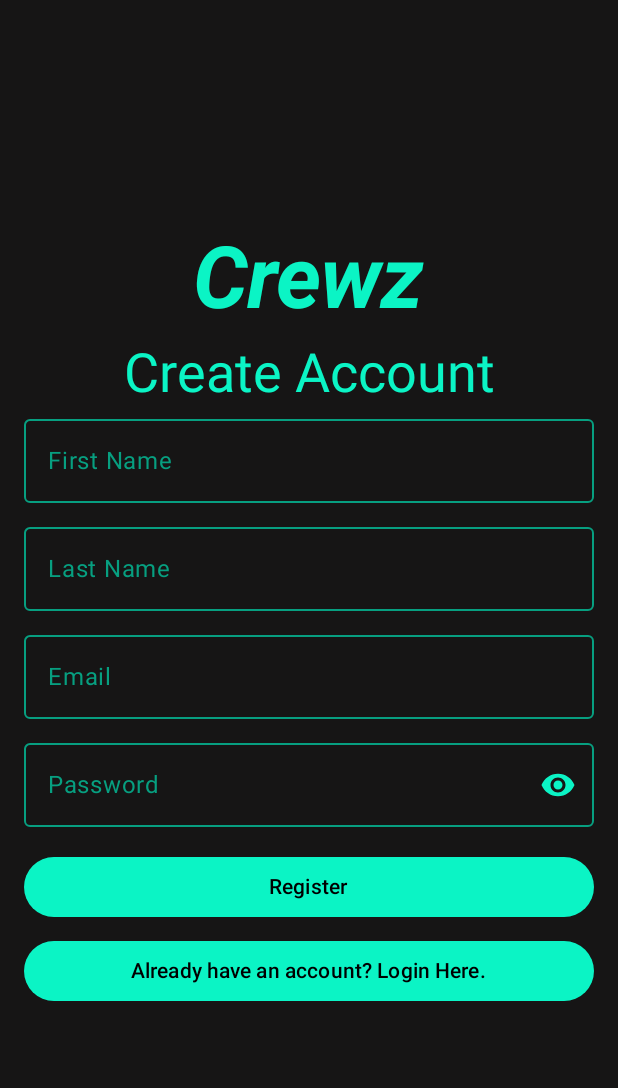
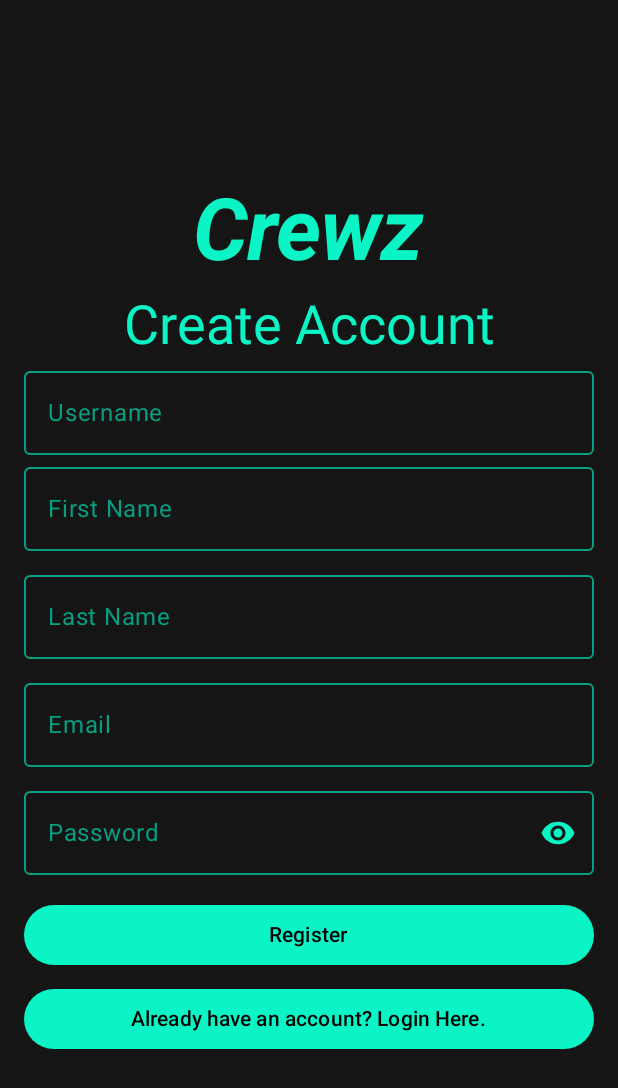
Before and after one commit to Bremiller42/Crewz, an Android app built with Jetpack Compose: the RegisterScreen screen opened through its navigation route, after a tap on "Register", on a phone screen of 412 x 824 dp. Shown: the top 1088 px of the screen. Run offline under Robolectric (Android 15) with nearby library versions, the phone set to English and light mode, and no system bars; our stand-ins replace Firebase (no records; nobody signed in at launch, a user with empty details on screens opened directly); 4 statements that could not run were skipped.

Commit message:
Added username, orientation saving on login/register

```diff
--- a/app/src/main/AndroidManifest.xml
+++ b/app/src/main/AndroidManifest.xml
@@ -26,7 +26,6 @@
         <activity
             android:name=".MainActivity"
             android:exported="true"
-            android:label="@string/app_name"
             android:theme="@style/Theme.Crewz">
             <intent-filter>
                 <action android:name="android.intent.action.MAIN" />
--- a/app/src/main/java/cypherdesigns/gamestudio/crewz/ui/login/LoginScreen.kt
+++ b/app/src/main/java/cypherdesigns/gamestudio/crewz/ui/login/LoginScreen.kt
@@ -45,6 +45,7 @@ import androidx.compose.material3.MaterialTheme.colorScheme
 import androidx.compose.material3.OutlinedTextFieldDefaults
 import androidx.compose.runtime.LaunchedEffect
 import androidx.compose.runtime.collectAsState
+import androidx.compose.runtime.saveable.rememberSaveable
 import androidx.compose.ui.focus.FocusDirection
 import androidx.compose.ui.graphics.Color
 import androidx.compose.ui.input.key.Key
@@ -66,10 +67,10 @@ fun LoginScreen(
     onNavigateToRegister: () -> Unit
 ) {
     val context = LocalContext.current
-    val email = remember { mutableStateOf("") }
-    val password = remember { mutableStateOf("") }
+    val email = rememberSaveable { mutableStateOf("") }
+    val password = rememberSaveable { mutableStateOf("") }
     val auth = FirebaseAuth.getInstance()
-    var isPasswordVisible by remember { mutableStateOf(false) }
+    var isPasswordVisible by rememberSaveable { mutableStateOf(false) }
     val focusManager = LocalFocusManager.current
 
     val textFieldColors = OutlinedTextFieldDefaults.colors(
@@ -320,12 +321,12 @@ fun loginUser(
                     Toast.LENGTH_SHORT
                 ).show()
 
-                val userId = auth.currentUser?.uid ?: return@addOnCompleteListener
-                viewModel.fetchCrewId(userId) { crewId ->
+                val userId = viewModel.currentUserId
+                viewModel.fetchCrewId(userId!!) { crewId ->
                     if (!crewId.isNullOrEmpty()) {
                         onLoginSuccess(crewId) // Navigate to home or another screen
                     } else {
-                        onLoginFailure("No crew found. Please join a crew.")
+                        onLoginSuccess(null)
                     }
                 }
                 viewModel.fetchUserDetails(userId)
--- a/app/src/main/java/cypherdesigns/gamestudio/crewz/ui/login/RegisterScreen.kt
+++ b/app/src/main/java/cypherdesigns/gamestudio/crewz/ui/login/RegisterScreen.kt
@@ -13,7 +13,6 @@ import androidx.compose.foundation.layout.padding
 import androidx.compose.foundation.text.KeyboardOptions
 import androidx.compose.material3.Button
 import androidx.compose.material3.ButtonDefaults
-import androidx.compose.material3.ExperimentalMaterial3Api
 import androidx.compose.material3.Icon
 import androidx.compose.material3.IconButton
 import androidx.compose.material3.MaterialTheme
@@ -25,6 +24,7 @@ import androidx.compose.runtime.Composable
 import androidx.compose.runtime.getValue
 import androidx.compose.runtime.mutableStateOf
 import androidx.compose.runtime.remember
+import androidx.compose.runtime.saveable.rememberSaveable
 import androidx.compose.runtime.setValue
 import androidx.compose.ui.Alignment
 import androidx.compose.ui.Modifier
@@ -41,23 +41,23 @@ import androidx.compose.ui.unit.dp
 import com.google.firebase.auth.FirebaseAuth
 import com.google.firebase.database.FirebaseDatabase
 import cypherdesigns.gamestudio.crewz.R
+import cypherdesigns.gamestudio.crewz.viewmodel.UserViewModel
 
 
-@OptIn(ExperimentalMaterial3Api::class)
 @Composable
-fun RegisterScreen(onRegisterSuccess: () -> Unit, onBackToLogin: () -> Unit) {
+fun RegisterScreen(viewModel: UserViewModel, onRegisterSuccess: () -> Unit, onBackToLogin: () -> Unit) {
 
     val context = LocalContext.current
-
-    val email = remember { mutableStateOf("") }
-    val password = remember { mutableStateOf("") }
-    val firstName = remember { mutableStateOf("") }
-    val lastName = remember { mutableStateOf("") }
+    val userName = rememberSaveable { mutableStateOf("") }
+    val email = rememberSaveable { mutableStateOf("") }
+    val password = rememberSaveable { mutableStateOf("") }
+    val firstName = rememberSaveable { mutableStateOf("") }
+    val lastName = rememberSaveable { mutableStateOf("") }
 
     val auth = FirebaseAuth.getInstance()
     val database = FirebaseDatabase.getInstance().reference
 
-    var isPasswordVisible by remember { mutableStateOf(false) }
+    var isPasswordVisible by rememberSaveable { mutableStateOf(false) }
 
     val textFieldColors = OutlinedTextFieldDefaults.colors(
         focusedTextColor = colorScheme.primary,
@@ -105,6 +105,13 @@ fun RegisterScreen(onRegisterSuccess: () -> Unit, onBackToLogin: () -> Unit) {
             )
 
             // Input Fields
+            OutlinedTextField(
+                value = userName.value,
+                onValueChange = { userName.value = it },
+                label = { Text("Username") },
+                modifier = Modifier.fillMaxWidth(),
+                colors = textFieldColors
+            )
             OutlinedTextField(
                 value = firstName.value,
                 onValueChange = { firstName.value = it },
@@ -172,11 +179,19 @@ fun RegisterScreen(onRegisterSuccess: () -> Unit, onBackToLogin: () -> Unit) {
             // Register Button
             Button(
                 onClick = {
+                    if (userName.value.isBlank()) {
+                        Toast.makeText(context, "Username cannot be empty", Toast.LENGTH_SHORT).show()
+                        return@Button
+                    }
+
+                    viewModel.checkUsernameUnique(userName.value) { isUnique ->
+                        if (isUnique) {
                             auth.createUserWithEmailAndPassword(email.value, password.value)
                                 .addOnCompleteListener { task ->
                                     if (task.isSuccessful) {
                                         val userId = auth.currentUser?.uid
                                         val userMap = mapOf(
+                                            "userName" to userName.value,
                                             "firstName" to firstName.value,
                                             "lastName" to lastName.value,
                                             "email" to email.value,
@@ -184,7 +199,6 @@ fun RegisterScreen(onRegisterSuccess: () -> Unit, onBackToLogin: () -> Unit) {
                                         )
 
                                         if (userId != null) {
-                                    // Add user to global `users` node
                                             database.child("users").child(userId).setValue(userMap)
                                                 .addOnSuccessListener {
                                                     Toast.makeText(
@@ -192,7 +206,7 @@ fun RegisterScreen(onRegisterSuccess: () -> Unit, onBackToLogin: () -> Unit) {
                                                         "Account created successfully",
                                                         Toast.LENGTH_SHORT
                                                     ).show()
-                                            onRegisterSuccess() // Navigate to join a crew
+                                                    onRegisterSuccess()
                                                 }
                                                 .addOnFailureListener { e ->
                                                     Toast.makeText(
@@ -208,6 +222,10 @@ fun RegisterScreen(onRegisterSuccess: () -> Unit, onBackToLogin: () -> Unit) {
                                             "Registration Failed: ${task.exception?.message}",
                                             Toast.LENGTH_SHORT
                                         ).show()
+                                    }
+                                }
+                        } else {
+                            Toast.makeText(context, "Username is already taken", Toast.LENGTH_SHORT).show()
                         }
                     }
                 },
--- a/app/src/main/java/cypherdesigns/gamestudio/crewz/viewmodel/UserViewModel.kt
+++ b/app/src/main/java/cypherdesigns/gamestudio/crewz/viewmodel/UserViewModel.kt
@@ -14,7 +14,8 @@ import kotlinx.coroutines.flow.asStateFlow
 class UserViewModel : ViewModel() {
     private val userRepository = UserRepository()
 
-    val currentUserId: String? = FirebaseAuth.getInstance().currentUser?.uid
+    val currentUserId: String?
+        get() = FirebaseAuth.getInstance().currentUser?.uid
 
     private val _currentCrewId = MutableStateFlow<String?>(null)
     val currentCrewId = _currentCrewId.asStateFlow()
@@ -22,7 +23,8 @@ class UserViewModel : ViewModel() {
     private val _currentCrewName = MutableStateFlow<String?>(null)
     val currentCrewName = _currentCrewName.asStateFlow()
 
-
+    val cachedUserName: String?
+        get() = userRepository.cachedUserName
     val cachedFirstName: String?
         get() = userRepository.cachedUserFirstName
     val cachedLastName: String?
@@ -120,15 +122,13 @@ class UserViewModel : ViewModel() {
         // Update the user's crew ID in the global "users" node
         userRepository.updateUserCrewId(userId, crewId)
 
-        // Add user details to the crew's "members" node
-        userRepository.updateUserCrewId(userId, crewId)
-
         // Update the local state
         _currentCrewId.value = crewId
     }
 
     fun updateUserInformation(
         crewId: String,
+        userName: String,
         firstName: String,
         lastName: String,
         email: String
@@ -136,10 +136,11 @@ class UserViewModel : ViewModel() {
         val userId = currentUserId ?: return
 
         // Update detailed user info in the crew's member list
-        userRepository.updateUserDetails(userId, crewId, firstName, lastName, email)
+        userRepository.updateUserDetails(crewId, userId, userName, firstName, lastName, email)
 
         // Update local state
         _currentCrewId.value = crewId
+        println("Updated $userId details: \n CrewId: $crewId \n UserName: $userName \n Name: $firstName $lastName \n Email: $email")
     }
 
     fun observeCrewMembers(crewId: String) {
@@ -156,5 +157,9 @@ class UserViewModel : ViewModel() {
         userRepository.observeConnectionStatus(crewId, userId)
     }
 
+    fun checkUsernameUnique(userName: String, onResult: (Boolean) -> Unit) {
+        userRepository.isUsernameUnique(userName, onResult)
+    }
+
 
 }
```
Also changed, not shown: app/src/main/java/cypherdesigns/gamestudio/crewz/data/repository/UserRepository.kt (+22 -3 lines), app/src/main/java/cypherdesigns/gamestudio/crewz/ui/Navigation.kt (+12 -3 lines), app/src/main/java/cypherdesigns/gamestudio/crewz/ui/screens/SettingsScreen.kt (+8 -0 lines). Lines whose indentation alone changed are shown as unchanged.
